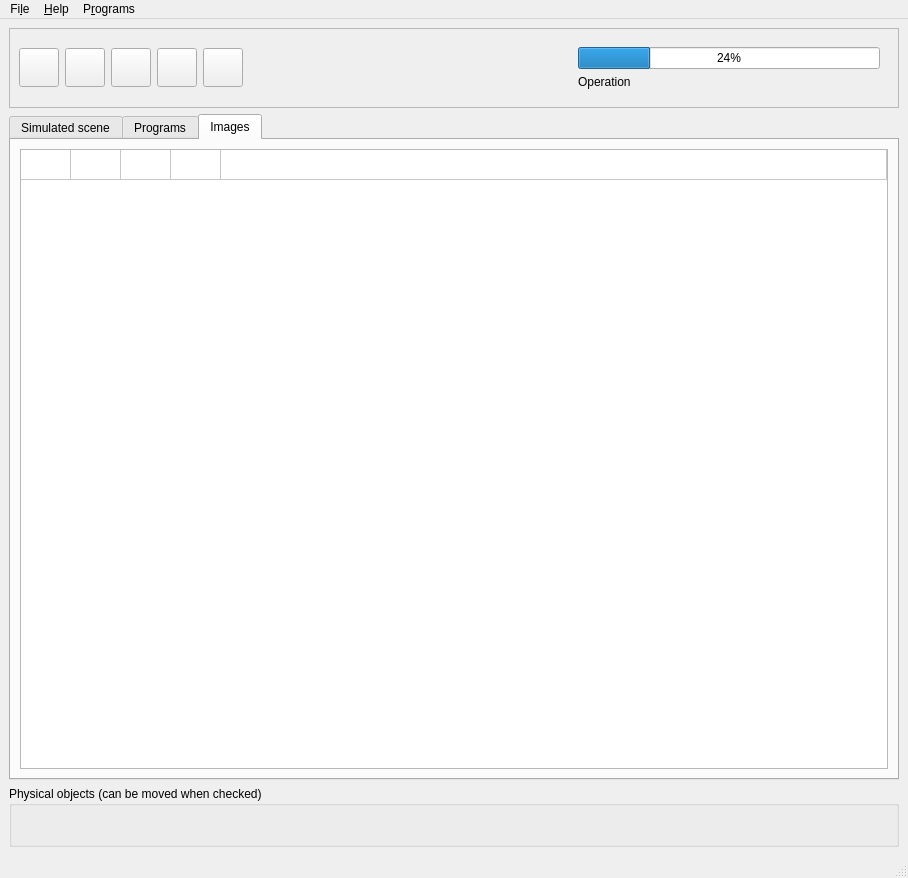
Above: jongle/main.ui from georgesk/irem-jongle before the change. Below: the same form after it.
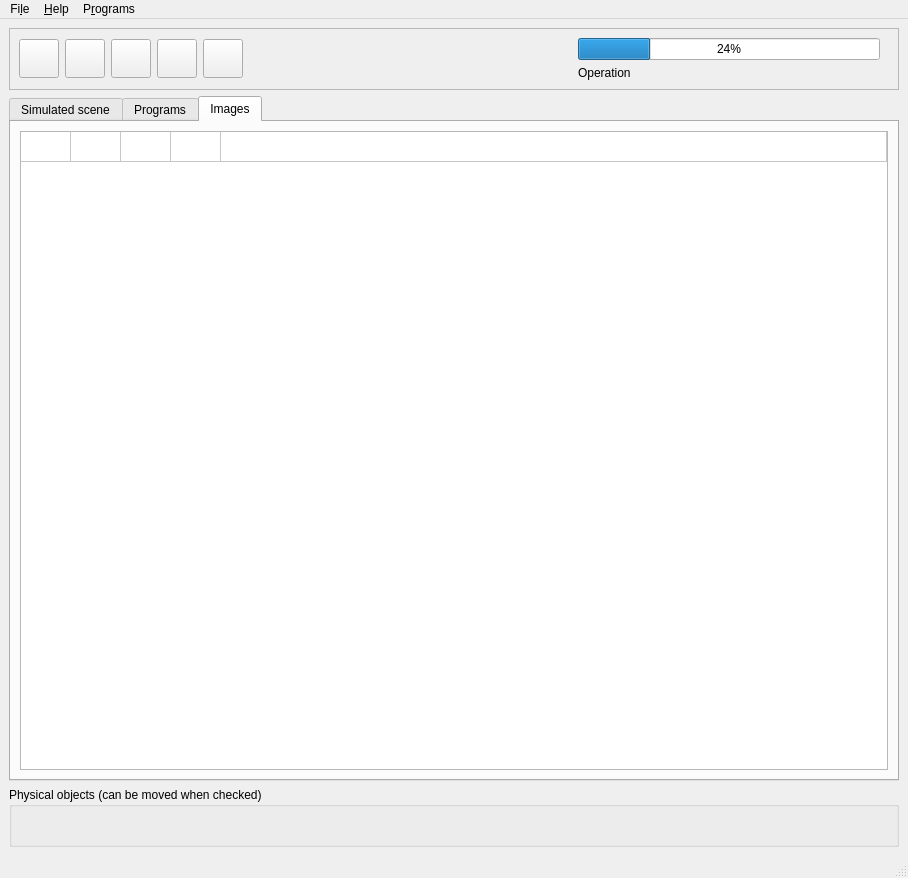
That is the form after the change. Icons and pictures are not drawn. Custom widgets are drawn as their Qt base class.

Commit message: retouche de l'UI pour faire plus de place à la vidéo

```diff
--- a/jongle/main.ui
+++ b/jongle/main.ui
@@ -36,6 +36,12 @@
        <enum>QFrame::Raised</enum>
       </property>
       <layout class="QHBoxLayout" name="horizontalLayout">
+       <property name="topMargin">
+        <number>0</number>
+       </property>
+       <property name="bottomMargin">
+        <number>0</number>
+       </property>
        <item>
         <widget class="QToolButton" name="backButton">
          <property name="minimumSize">
@@ -361,6 +367,12 @@
        <string>Physical objects (can be moved when checked)</string>
       </property>
       <layout class="QHBoxLayout" name="horizontalLayout_4">
+       <property name="topMargin">
+        <number>0</number>
+       </property>
+       <property name="bottomMargin">
+        <number>0</number>
+       </property>
        <item>
         <spacer name="horizontalSpacer_3">
          <property name="orientation">
```
Left out of the diff: 17 changed lines with no effect on the pictures. The commit also changes 1 other file.
